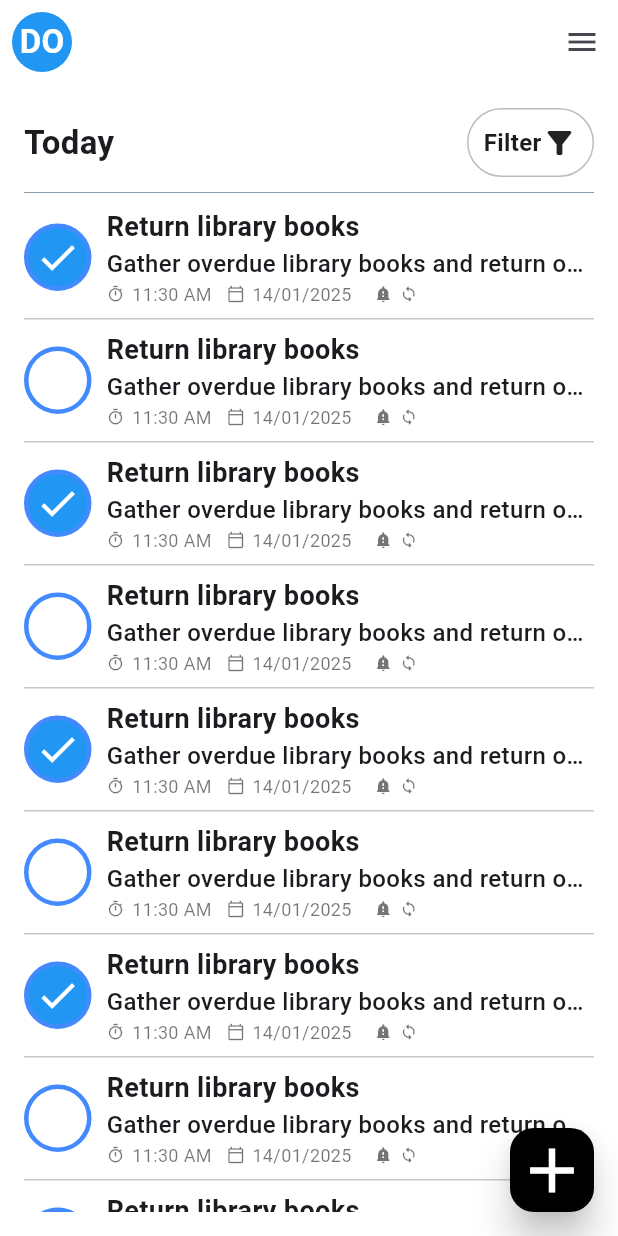
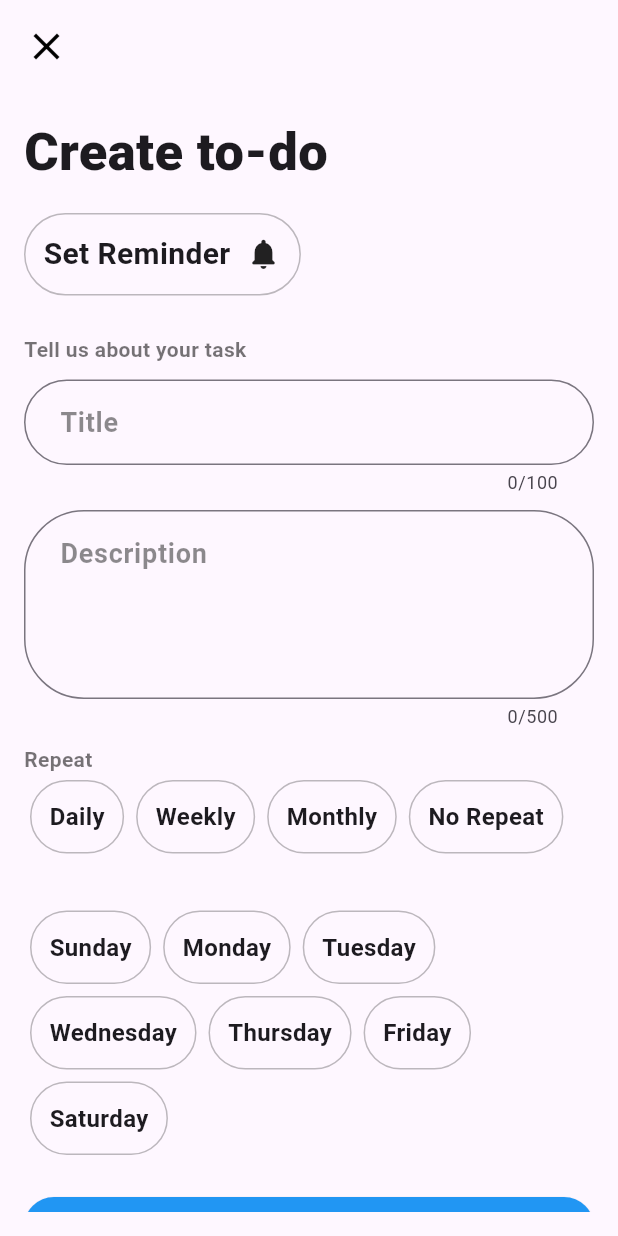
Before and after one commit to aditya-webkorps/todo_app, a Flutter app: the screen it shows after launch, after a tap on the "add" icon, on a phone screen of 412 x 824 dp. Run offline on Flutter 3.47's test engine with Material 3 defaults, Android fonts, the phone set to English and light mode, and no system bars.

Commit message:
ToDo create page added

```diff
--- /dev/null
+++ b/lib/create_to_do_page.dart
@@ -0,0 +1,170 @@
+import 'package:flutter/material.dart';
+
+import 'widget/custom_text_field_widget.dart';
+import 'widget/set_reminder_widget.dart';
+
+class CreateToDoPage extends StatefulWidget {
+  const CreateToDoPage({super.key});
+
+  @override
+  State<CreateToDoPage> createState() => _CreateToDoState();
+}
+
+class _CreateToDoState extends State<CreateToDoPage> {
+  late TextEditingController _titleController;
+  late TextEditingController _descriptionController;
+
+  @override
+  void initState() {
+    super.initState();
+
+    _titleController = TextEditingController();
+    _descriptionController = TextEditingController();
+  }
+
+  @override
+  Widget build(BuildContext context) {
+    return Scaffold(
+      body: SafeArea(
+          child: Padding(
+        padding: const EdgeInsets.all(16.0),
+        child: SingleChildScrollView(
+          child: Column(
+            mainAxisSize: MainAxisSize.min,
+            crossAxisAlignment: CrossAxisAlignment.start,
+            children: [
+              InkWell(
+                onTap: () {
+                  Navigator.pop(context);
+                },
+                child: const Icon(
+                  Icons.close,
+                  color: Colors.black,
+                  size: 30.0,
+                ),
+              ),
+              const SizedBox(
+                height: 30.0,
+              ),
+              const Text(
+                "Create to-do",
+                style: TextStyle(fontSize: 35, fontWeight: FontWeight.w900),
+              ),
+
+              // SET REMINDER
+              const SetReminderWidget(),
+              const SizedBox(
+                height: 10.0,
+              ),
+              const Text(
+                "Tell us about your task",
+                style: TextStyle(
+                    fontSize: 14,
+                    fontWeight: FontWeight.bold,
+                    color: Colors.black54),
+              ),
+              const SizedBox(
+                height: 10.0,
+              ),
+              CustomTextFieldWidget(
+                controller: _titleController,
+                hint: "Title",
+                maxLength: 100,
+                minLines: 1,
+                maxLines: 1,
+                textType: TextInputType.text,
+              ),
+              const SizedBox(
+                height: 10.0,
+              ),
+              CustomTextFieldWidget(
+                controller: _descriptionController,
+                hint: "Description",
+                maxLength: 500,
+                minLines: 4,
+                maxLines: 8,
+                textType: TextInputType.multiline,
+              ),
+
+              const SizedBox(
+                height: 10.0,
+              ),
+
+              const Text(
+                "Repeat",
+                style: TextStyle(
+                    fontSize: 14,
+                    fontWeight: FontWeight.bold,
+                    color: Colors.black54),
+              ),
+
+              const Wrap(
+                children: [
+                  RepeatChipWidget(label: "Daily"),
+                  RepeatChipWidget(label: "Weekly"),
+                  RepeatChipWidget(label: "Monthly"),
+                  RepeatChipWidget(label: "No Repeat"),
+                ],
+              ),
+              const SizedBox(
+                height: 30.0,
+              ),
+              const Wrap(
+                children: [
+                  RepeatChipWidget(label: "Sunday"),
+                  RepeatChipWidget(label: "Monday"),
+                  RepeatChipWidget(label: "Tuesday"),
+                  RepeatChipWidget(label: "Wednesday"),
+                  RepeatChipWidget(label: "Thursday"),
+                  RepeatChipWidget(label: "Friday"),
+                  RepeatChipWidget(label: "Saturday"),
+                ],
+              ),
+              const SizedBox(
+                height: 20.0,
+              ),
+              SizedBox(
+                width: double.infinity,
+                child: ElevatedButton(
+                    style: ButtonStyle(
+                        backgroundColor:
+                            MaterialStateProperty.all(Colors.blue)),
+                    onPressed: () {
+                      Navigator.pop(context);
+                    },
+                    child: const Text(
+                      "Save",
+                      style: TextStyle(
+                          fontSize: 20.0,
+                          fontWeight: FontWeight.w900,
+                          color: Colors.white),
+                    )),
+              )
+            ],
+          ),
+        ),
+      )),
+    );
+  }
+}
+
+class RepeatChipWidget extends StatelessWidget {
+  const RepeatChipWidget({super.key, required this.label});
+
+  final String label;
+
+  @override
+  Widget build(BuildContext context) {
+    return Container(
+      margin: const EdgeInsets.symmetric(horizontal: 4.0, vertical: 4.0),
+      padding: const EdgeInsets.all(12.0),
+      decoration: BoxDecoration(
+          borderRadius: BorderRadius.circular(50.0),
+          border: Border.all(color: Colors.black26, width: 1.0)),
+      child: Text(
+        label,
+        style: const TextStyle(fontSize: 16.0, fontWeight: FontWeight.bold),
+      ),
+    );
+  }
+}
--- a/lib/list_to_do_page.dart
+++ b/lib/list_to_do_page.dart
@@ -1,3 +1,4 @@
+import 'package:day15_todo/create_to_do_page.dart';
 import 'package:flutter/material.dart';
 
 import 'widget/to_do_list_item.dart';
@@ -18,7 +19,11 @@ class _ListToDoPageState extends State<ListToDoPage> {
         elevation: 10.0,
         backgroundColor: Colors.black,
         onPressed: () {
-          debugPrint("Floating action clicked");
+          Navigator.push(
+              context,
+              MaterialPageRoute(
+                builder: (context) => const CreateToDoPage(),
+              ));
         },
         child: const Icon(
           Icons.add,
--- /dev/null
+++ b/lib/widget/custom_text_field_widget.dart
@@ -0,0 +1,42 @@
+import 'package:flutter/material.dart';
+
+class CustomTextFieldWidget extends StatelessWidget {
+  const CustomTextFieldWidget(
+      {super.key,
+      required this.hint,
+      required this.controller,
+      required this.maxLength,
+      required this.maxLines,
+      required this.minLines,
+      required this.textType});
+
+  final TextEditingController controller;
+  final String hint;
+  final int maxLength;
+  final int minLines;
+  final int maxLines;
+  final TextInputType textType;
+
+  @override
+  Widget build(BuildContext context) {
+    return TextField(
+      controller: controller,
+      onChanged: (value) {},
+      keyboardType: textType,
+      maxLines: maxLines,
+      minLines: minLines,
+      autocorrect: false,
+      maxLength: maxLength,
+      decoration: InputDecoration(
+          hintText: hint,
+          hintStyle: const TextStyle(
+              fontWeight: FontWeight.bold,
+              color: Colors.black45,
+              fontSize: 18.0),
+          contentPadding:
+              const EdgeInsets.symmetric(horizontal: 20.0, vertical: 15.0),
+          border:
+              OutlineInputBorder(borderRadius: BorderRadius.circular(40.0))),
+    );
+  }
+}
--- /dev/null
+++ b/lib/widget/set_reminder_widget.dart
@@ -0,0 +1,35 @@
+import 'package:flutter/material.dart';
+
+class SetReminderWidget extends StatelessWidget {
+  const SetReminderWidget({
+    super.key,
+  });
+
+  @override
+  Widget build(BuildContext context) {
+    return InkWell(
+      onTap: () {},
+      child: Container(
+        margin: const EdgeInsets.symmetric(vertical: 16.0),
+        padding: const EdgeInsets.all(12.0),
+        decoration: BoxDecoration(
+            borderRadius: BorderRadius.circular(40.0),
+            border: Border.all(width: 1.0, color: Colors.black26)),
+        child: const Row(
+          mainAxisSize: MainAxisSize.min,
+          children: [
+            Text(
+              "Set Reminder",
+              style: TextStyle(
+                  fontWeight: FontWeight.w600, fontSize: 20.0),
+            ),
+            SizedBox(
+              width: 10.0,
+            ),
+            Icon(Icons.notifications_rounded)
+          ],
+        ),
+      ),
+    );
+  }
+}
```
